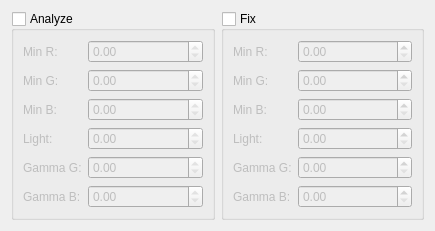
Qt form src/filters/c41.ui (anselg/qarv) before a commit.
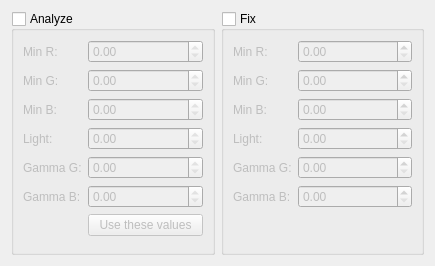
The same form after that commit.

Commit message: Allow transfering C41 settings from analysis to fix.

The edit to the form file:
```diff
--- a/src/filters/c41.ui
+++ b/src/filters/c41.ui
@@ -7,7 +7,7 @@
     <x>0</x>
     <y>0</y>
     <width>435</width>
-    <height>230</height>
+    <height>266</height>
    </rect>
   </property>
   <property name="windowTitle">
@@ -146,6 +146,13 @@
         </property>
        </widget>
       </item>
+      <item row="6" column="1">
+       <widget class="QPushButton" name="useValuesButton">
+        <property name="text">
+         <string>Use these values</string>
+        </property>
+       </widget>
+      </item>
      </layout>
     </widget>
    </item>
```
The commit also changes 2 other files.
